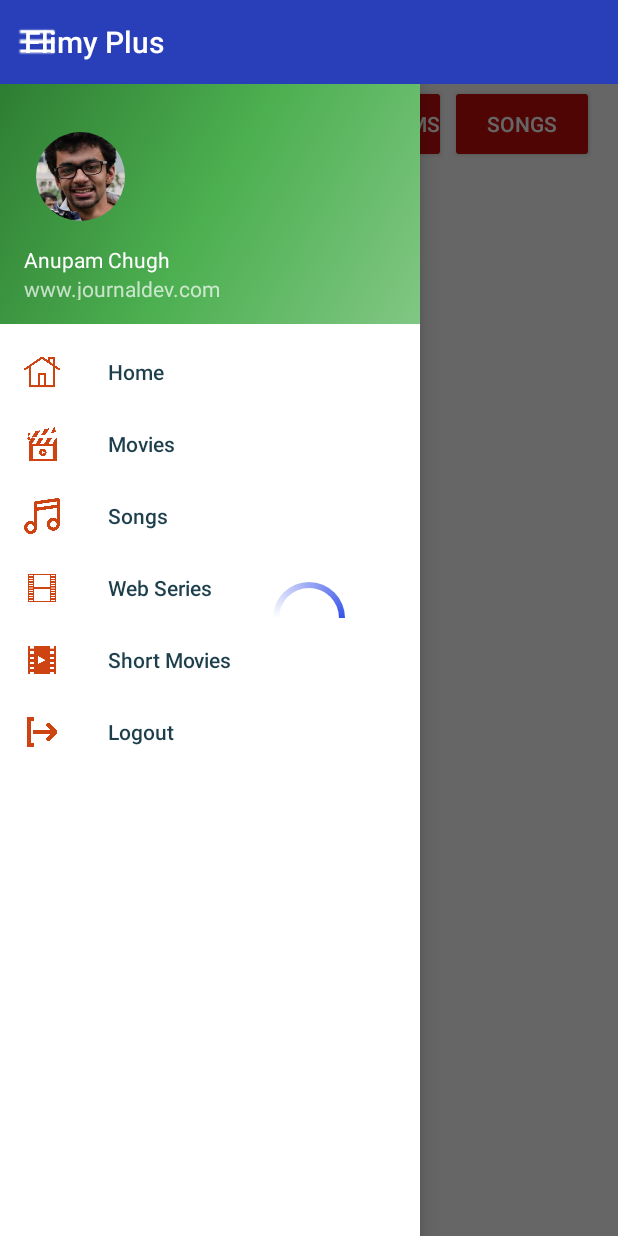
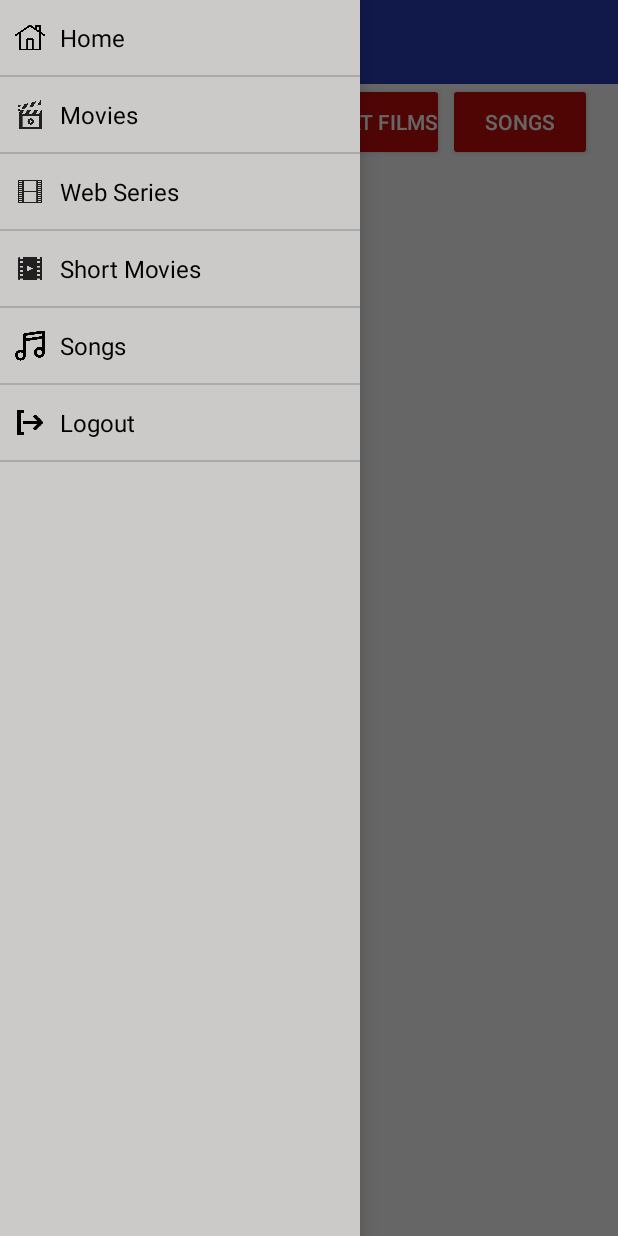
Before and after one commit to sumit735/OMX, an Android app: the HomeFragment screen opened directly, with no data from a screen before it, with the side drawer open, on a phone screen of 412 x 824 dp. Run offline under Robolectric (Android 15) with nearby library versions, the phone set to English and light mode, and no system bars; our stand-ins replace Volley; libraries missing offline, so code that uses them is left out: com.daimajia.slider; Roboto replaces fonts that are not available here; 2 statements that could not run were skipped.

Commit message:
home nav bar changes

```diff
--- a/app/src/main/java/com/example/omx/HomeFragment.java
+++ b/app/src/main/java/com/example/omx/HomeFragment.java
@@ -116,7 +116,7 @@
         latest_songs = (Button) v.findViewById(R.id.latest_songs);
         sharedPreferenceClass = new SharedPreferenceClass(getActivity());
 
-        my_recycler_view.setHasFixedSize(true);
+       // my_recycler_view.setHasFixedSize(true);
         mLayoutManager = new LinearLayoutManager(getActivity(), LinearLayoutManager.VERTICAL, false);
 
         latest_movies.setOnClickListener(new View.OnClickListener() {
@@ -282,15 +282,17 @@
 
 
                             }
+
                             singleItems.add(singleItemModel);
+                        }
 
-                        }
 
                         allSampleData.add(new SectionDataModel(sectionId, sectionName, singleItems));
                     }
 
 
                 }
+                pDialog.hide();
                 adapter = new RecyclerViewDataAdapter(getActivity(), allSampleData);
                 my_recycler_view.setLayoutManager(mLayoutManager);
                 my_recycler_view.setAdapter(adapter);
--- a/app/src/main/java/com/example/omx/MainActivity.java
+++ b/app/src/main/java/com/example/omx/MainActivity.java
@@ -1,12 +1,21 @@
 package com.example.omx;
 
 
+import android.content.DialogInterface;
 import android.content.Intent;
 import android.os.Bundle;
+import android.util.Log;
+import android.view.Menu;
 import android.view.MenuItem;
 import android.view.View;
+import android.view.WindowManager;
+import android.widget.AdapterView;
+import android.widget.ListView;
+import android.widget.Toast;
 
+import androidx.annotation.NonNull;
 import androidx.appcompat.app.ActionBarDrawerToggle;
+import androidx.appcompat.app.AlertDialog;
 import androidx.appcompat.app.AppCompatActivity;
 import androidx.appcompat.widget.Toolbar;
 import androidx.core.view.GravityCompat;
@@ -19,99 +28,182 @@
 import com.example.omx.model.SharedPreferenceClass;
 import com.google.android.material.navigation.NavigationView;
 
-public class MainActivity extends AppCompatActivity
-        implements NavigationView.OnNavigationItemSelectedListener {
+public class MainActivity extends AppCompatActivity {
 
-    DrawerLayout drawer;
-    Fragment fragment;
+    private String[] mNavigationDrawerItemTitles;
+    private DrawerLayout mDrawerLayout;
+    private ListView mDrawerList;
+    Toolbar toolbar;
+    private CharSequence mDrawerTitle;
+    private CharSequence mTitle;
+    ActionBarDrawerToggle mDrawerToggle;
+    private static MainActivity singleton = null;
     SharedPreferenceClass sharedPreferenceClass;
-    Toolbar toolbar;
+
 
     @Override
     protected void onCreate(Bundle savedInstanceState) {
         super.onCreate(savedInstanceState);
+        getWindow().setFlags(WindowManager.LayoutParams.FLAG_SECURE, WindowManager.LayoutParams.FLAG_SECURE);
+
         setContentView(R.layout.activity_main);
-        toolbar = (Toolbar) findViewById(R.id.toolbar);
-        setSupportActionBar(toolbar);
-        getSupportActionBar().setDisplayShowHomeEnabled(false);
-        drawer = (DrawerLayout) findViewById(R.id.drawer_layout);
+        mTitle = mDrawerTitle = getTitle();
+        mNavigationDrawerItemTitles= getResources().getStringArray(R.array.navigation_drawer_items_array);
+        mDrawerLayout = (DrawerLayout) findViewById(R.id.drawer_layout);
+        mDrawerList = (ListView) findViewById(R.id.left_drawer);
 
         sharedPreferenceClass = new SharedPreferenceClass(MainActivity.this);
+        FragmentManager fragmentManager = getSupportFragmentManager();
+        fragmentManager.beginTransaction()
+                .replace(R.id.content_frame
+                        ,new HomeFragment())
+                .commit();
+
+        setupToolbar();
+        getSupportActionBar().setDisplayShowHomeEnabled(true);
+
+        DataModel[] drawerItem = new DataModel[6];
+
+        drawerItem[0] = new DataModel(R.drawable.home,"Home");
+        drawerItem[1] = new DataModel(R.drawable.films,"Movies");
+        drawerItem[2] = new DataModel( R.drawable.web_series,"Web Series");
+        drawerItem[3] = new DataModel( R.drawable.short_films,"Short Movies");
+        drawerItem[4] = new DataModel( R.drawable.songs,"Songs");
+        drawerItem[5] = new DataModel( R.drawable.logout,"Logout");
+        getSupportActionBar().setDisplayHomeAsUpEnabled(false);
+        getSupportActionBar().setHomeButtonEnabled(true);
+
+        DrawerItemCustomAdapter adapter = new DrawerItemCustomAdapter(this,R.layout.list_view_item_row, drawerItem);
+        mDrawerList.setAdapter(adapter);
+        mDrawerList.setOnItemClickListener(new DrawerItemClickListener());
+        mDrawerLayout = (DrawerLayout) findViewById(R.id.drawer_layout);
+        mDrawerLayout.setDrawerListener(mDrawerToggle);
+        setupDrawerToggle();
+
+    }
+
+    private class DrawerItemClickListener implements ListView.OnItemClickListener {
+
+        @Override
+        public void onItemClick(AdapterView<?> parent, View view, int position, long id) {
+            selectItem(position);
+        }
 
 
-        findViewById(R.id.drawer_button).setOnClickListener(new View.OnClickListener() {
-            @Override
-            public void onClick(View v) {
-                // open right drawer
+    }
 
-                if (drawer.isDrawerOpen(GravityCompat.START)) {
-                    drawer.closeDrawer(GravityCompat.START);
-                } else
-                    drawer.openDrawer(GravityCompat.START);
-            }
-        });
+    private void selectItem(int position) {
+
+        Fragment fragment = null;
+
+        switch (position) {
+            case 0:
+                fragment = new HomeFragment();
+                break;
+            case 1:
+                fragment = new MoviesFragment();
+                break;
+            case 2:
+                fragment = new ShortMoviesFragment();
+                break;
+
+            case 3:
+                fragment = new ShortMoviesFragment();
+                break;
+            case 4:
+                fragment = new SongsFragment();
+                break;
+            case 5:
+                AlertDialog.Builder dlgAlert = new AlertDialog.Builder(MainActivity.this, R.style.MyAlertDialogStyle);
+                dlgAlert.setMessage("Are you sure to logout ?");
+                dlgAlert.setTitle("");
+
+                dlgAlert.setPositiveButton("YES" ,new DialogInterface.OnClickListener() {
+
+                    public void onClick(DialogInterface dialog, int which) {
+                        // Do nothing but close the dialog
+
+                        // dialog.cancel();
+                        Intent intent = new Intent(MainActivity.this,LoginActivity.class);
+
+                        intent.putExtra("LOGOUT","1");
+                        sharedPreferenceClass.setValue_string("LOGIN_STATUS","0");
+                        startActivity(intent);
+
+                        finish();
 
 
-        ActionBarDrawerToggle toggle = new ActionBarDrawerToggle(
-                this, drawer, toolbar, R.string.navigation_drawer_open, R.string.navigation_drawer_close);
-        toggle.setDrawerIndicatorEnabled(false);
-        drawer.addDrawerListener(toggle);
+                        dialog.dismiss();
+                    }
+                });
 
-        toggle.syncState();
+                dlgAlert.setNegativeButton("NO", new DialogInterface.OnClickListener() {
+
+                    @Override
+                    public void onClick(DialogInterface dialog, int which) {
+
+                        // Do nothing
+                        dialog.dismiss();
+                    }
+                });
+                // dlgAlert.setPositiveButton(getResources().getString(R.string.yes_str), null);
+                dlgAlert.setCancelable(false);
+
+                dlgAlert.create().show();
+                break;
+
+            default:
+                fragment = new HomeFragment();
+                break;
+        }
+
+        if (fragment != null) {
+            FragmentManager fragmentManager = getSupportFragmentManager();
+            fragmentManager.beginTransaction().replace(R.id.content_frame, fragment).commit();
+
+            mDrawerList.setItemChecked(position, true);
+            mDrawerList.setSelection(position);
+            setTitle(mNavigationDrawerItemTitles[position]);
+            mDrawerLayout.closeDrawer(mDrawerList);
+
+        } else {
+            Log.e("MainActivity", "Error in creating fragment");
+        }
+    }
 
 
 
-        NavigationView navigationView = (NavigationView) findViewById(R.id.nav_view);
-        navigationView.setNavigationItemSelectedListener(this);
+    @Override
+    public boolean onOptionsItemSelected(MenuItem item) {
 
-        FragmentManager fragmentManager = getSupportFragmentManager();
-        fragmentManager.beginTransaction()
-                .replace(R.id.drawer_layout
-                        , new HomeFragment())
-                .commit();
+        if (mDrawerToggle.onOptionsItemSelected(item)) {
+            return true;
+        }
+
+        return super.onOptionsItemSelected(item);
     }
 
     @Override
-    public void onBackPressed() {
-
-        if (drawer.isDrawerOpen(GravityCompat.START)) {
-            drawer.closeDrawer(GravityCompat.START);
-        } else {
-            super.onBackPressed();
-        }
+    public void setTitle(CharSequence title) {
+        mTitle = title;
+        getSupportActionBar().setTitle(mTitle);
     }
 
     @Override
-    public boolean onOptionsItemSelected(MenuItem item) {
-        // Handle action bar item clicks here. The action bar will
-        // automatically handle clicks on the Home/Up button, so long
-        // as you specify a parent activity in AndroidManifest.xml.
-        int id = item.getItemId();
-
-
-        if (id == R.id.nav_movies) {
-            Intent intent = new Intent(MainActivity.this, MoviesActivity.class);
-            startActivity(intent);
-        }
-        return super.onOptionsItemSelected(item);
+    protected void onPostCreate(Bundle savedInstanceState) {
+        super.onPostCreate(savedInstanceState);
+        mDrawerToggle.syncState();
     }
 
-    @SuppressWarnings("StatementWithEmptyBody")
-    @Override
-    public boolean onNavigationItemSelected(MenuItem item) {
-        // Handle navigation view item clicks here.
-        int id = item.getItemId();
+    void setupToolbar(){
+        toolbar = (Toolbar) findViewById(R.id.toolbar);
+        setSupportActionBar(toolbar);
+        getSupportActionBar().setDisplayShowHomeEnabled(true);
+    }
 
-
-
-        if (id == R.id.nav_movies) {
-            Intent intent = new Intent(MainActivity.this, MoviesActivity.class);
-            startActivity(intent);
-        }
-
-
-        drawer.closeDrawer(GravityCompat.START);
-
-        return true;
+    void setupDrawerToggle(){
+        mDrawerToggle = new ActionBarDrawerToggle(this,mDrawerLayout,toolbar,R.string.app_name, R.string.app_name);
+        //This is necessary to change the icon of the Drawer Toggle upon state change.
+        mDrawerToggle.syncState();
     }
 }
--- a/app/src/main/java/com/example/omx/adapter/SectionListDataAdapter.java
+++ b/app/src/main/java/com/example/omx/adapter/SectionListDataAdapter.java
@@ -137,7 +137,7 @@
             view.setOnClickListener(new View.OnClickListener() {
                 @Override
                 public void onClick(View v) {
-                    String movieTypeId = itemsList.get(position).getVideoTypeId();
+                   // String movieTypeId = itemsList.get(position).getVideoTypeId();
 
                     Intent intent = new Intent(mContext, SinglePartActivity.class);
                     intent.putExtra("MovieTitle",itemsList.get(position).getTitle());
--- a/app/src/main/res/layout/activity_main.xml
+++ b/app/src/main/res/layout/activity_main.xml
@@ -1,62 +1,42 @@
-<?xml version="1.0" encoding="utf-8"?>
-<LinearLayout xmlns:android="http://schemas.android.com/apk/res/android"
-    xmlns:app="http://schemas.android.com/apk/res-auto"
-    xmlns:tools="http://schemas.android.com/tools"
-    android:orientation="vertical"
+<androidx.drawerlayout.widget.DrawerLayout
+    xmlns:android="http://schemas.android.com/apk/res/android"
+    android:id="@+id/drawer_layout"
     android:layout_width="match_parent"
-    android:layout_height="match_parent">
+    android:layout_height="match_parent" >
 
-    <!-- The toolbar -->
-    <RelativeLayout
+
+    <LinearLayout
         android:layout_width="match_parent"
-        android:fitsSystemWindows="true"
-        android:layout_height="wrap_content">
+        android:layout_height="match_parent"
+        android:orientation="vertical">
 
-        <include layout="@layout/toolbar"
-            android:id="@+id/toolbar"/>
+
+        <include
+            android:id="@+id/toolbar"
+            layout="@layout/toolbar" />
+
+
 
         <FrameLayout
-            android:id="@+id/drawer_button"
-            android:layout_width="50dp"
-            android:layout_height="?attr/actionBarSize"
-            android:fitsSystemWindows="true"
-            android:layout_alignParentLeft="true"
-            android:clickable="true">
+            android:id="@+id/content_frame"
+            android:layout_width="match_parent"
+            android:layout_height="match_parent" />
 
-            <ImageView
-                android:layout_width="wrap_content"
-                android:layout_height="wrap_content"
-                android:layout_gravity="center_horizontal|center_vertical"
-                android:src="@drawable/ic_action_not_black" />
-        </FrameLayout>
+    </LinearLayout>
 
 
-    </RelativeLayout>
 
-    <androidx.drawerlayout.widget.DrawerLayout
-        xmlns:android="http://schemas.android.com/apk/res/android"
-        android:id="@+id/drawer_layout"
-        android:layout_width="match_parent"
-        android:fitsSystemWindows="true"
-        android:background="#ffffff"
+    <ListView
+        android:id="@+id/left_drawer"
+        android:layout_width="240dp"
         android:layout_height="match_parent"
-        tools:openDrawer="start">
+        android:layout_gravity="start"
+        android:background="@color/appBackgroundColor"
+        android:choiceMode="singleChoice"
+        android:divider="@android:color/darker_gray"
+        android:dividerHeight="1dp" />
 
 
-        <com.google.android.material.navigation.NavigationView
-            android:id="@+id/nav_view"
-            android:layout_width="wrap_content"
-            android:layout_height="match_parent"
-            android:layout_gravity="start"
-            android:fitsSystemWindows="true"
-            android:background="#ffffff"
-            app:itemTextColor="#1d3f4c"
-            app:itemIconTint="#cd4312"
-            android:clickable="true"
-            app:headerLayout="@layout/nav_header_main"
-            app:menu="@menu/activity_main_drawer" />
 
 
-    </androidx.drawerlayout.widget.DrawerLayout>
-
-</LinearLayout>
+</androidx.drawerlayout.widget.DrawerLayout>
--- a/app/src/main/res/layout/activity_movies.xml
+++ b/app/src/main/res/layout/activity_movies.xml
@@ -5,6 +5,8 @@
     android:layout_height="match_parent"
     android:background="@color/appBackgroundColor"
     android:orientation="vertical">
+   <!-- <include layout="@layout/toolbar"
+        android:id="@+id/toolbar"/>-->
 
     <TextView
         android:id="@+id/categoryTitle"
--- a/app/src/main/res/layout/fragment_home.xml
+++ b/app/src/main/res/layout/fragment_home.xml
@@ -1,8 +1,9 @@
-<RelativeLayout xmlns:android="http://schemas.android.com/apk/res/android"
+<LinearLayout xmlns:android="http://schemas.android.com/apk/res/android"
     xmlns:custom="http://schemas.android.com/apk/res-auto"
     xmlns:tools="http://schemas.android.com/tools"
     android:layout_width="match_parent"
     android:layout_height="match_parent"
+    android:orientation="vertical"
     android:background="@color/white">
 
     <ScrollView
@@ -20,7 +21,6 @@
             <LinearLayout
                 android:layout_width="match_parent"
                 android:layout_height="wrap_content"
-                android:layout_margin="1dp"
                 android:orientation="horizontal">
 
                 <HorizontalScrollView
@@ -31,7 +31,6 @@
                     <LinearLayout
                         android:layout_width="match_parent"
                         android:layout_height="wrap_content"
-
                         android:orientation="horizontal">
 
                         <Button
@@ -80,7 +79,9 @@
                 android:layout_width="match_parent"
                 android:layout_height="wrap_content"
                 android:layout_centerHorizontal="true"
-                android:layout_margin="2dp"
+                android:layout_marginLeft="2dp"
+                android:layout_marginRight="2dp"
+                android:background="#00000000"
                 android:scrollbars="none"
 
                 />
@@ -90,7 +91,8 @@
                 android:layout_width="match_parent"
                 android:layout_height="wrap_content"
                 android:layout_centerHorizontal="true"
-                android:layout_margin="2dp"
+                android:layout_marginLeft="2dp"
+                android:layout_marginRight="2dp"
                 android:background="#00000000"
                 android:scrollbars="none"
 
@@ -109,4 +111,4 @@
     </ScrollView>
 
 
-</RelativeLayout>
+</LinearLayout>
--- a/app/src/main/res/layout/nav_header_main.xml
+++ b/app/src/main/res/layout/nav_header.xml
@@ -22,11 +22,12 @@
         android:layout_width="match_parent"
         android:layout_height="wrap_content"
         android:paddingTop="@dimen/nav_header_vertical_spacing"
+        android:id="@+id/Username"
         android:text="Anupam Chugh"
         android:textAppearance="@style/TextAppearance.AppCompat.Body1" />
 
     <TextView
-        android:id="@+id/textView"
+        android:id="@+id/View"
         android:layout_width="wrap_content"
         android:layout_height="wrap_content"
         android:text="www.journaldev.com" />
```
Also changed, not shown: app/src/main/java/com/example/omx/MoviesFragment.java (added, +361 -0 lines), app/src/main/java/com/example/omx/PlayerActivity.java (+15 -8 lines), app/src/main/res/layout/activity_player.xml (+8 -4 lines), app/src/main/res/menu/navigation_menu.xml (renamed from app/src/main/res/menu/activity_main_drawer.xml).
